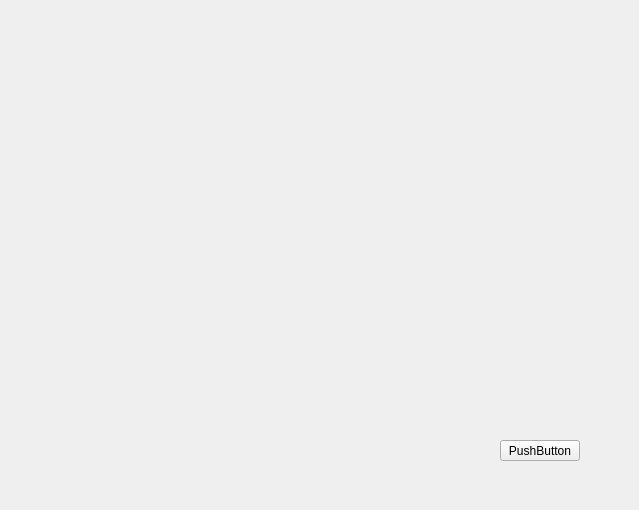
Qt form GroupFour_DoctorsOffice/mainwindow.ui (KittimasakBunrat/GroupFour_DoctorsOffice) before a commit.
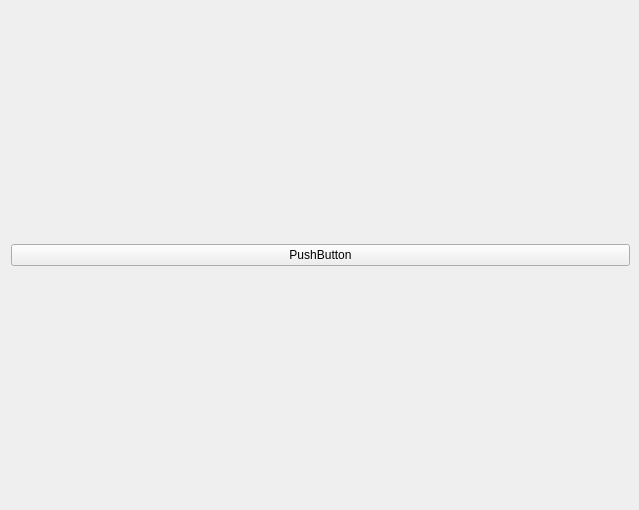
The same form after that commit.

```diff
--- a/GroupFour_DoctorsOffice/mainwindow.ui
+++ b/GroupFour_DoctorsOffice/mainwindow.ui
@@ -13,18 +13,24 @@
   <property name="windowTitle">
    <string>MainWindow</string>
   </property>
-  <widget class="QPushButton" name="pushButton">
+  <widget class="QWidget" name="gridLayoutWidget">
    <property name="geometry">
     <rect>
-     <x>500</x>
-     <y>440</y>
-     <width>80</width>
-     <height>21</height>
+     <x>0</x>
+     <y>0</y>
+     <width>641</width>
+     <height>511</height>
     </rect>
    </property>
+   <layout class="QGridLayout" name="gridLayout">
+    <item row="0" column="0">
+     <widget class="QPushButton" name="pushButton">
    <property name="text">
     <string>PushButton</string>
    </property>
+     </widget>
+    </item>
+   </layout>
   </widget>
  </widget>
  <layoutdefault spacing="6" margin="11"/>
```
Lines whose indentation alone changed are shown as unchanged.
